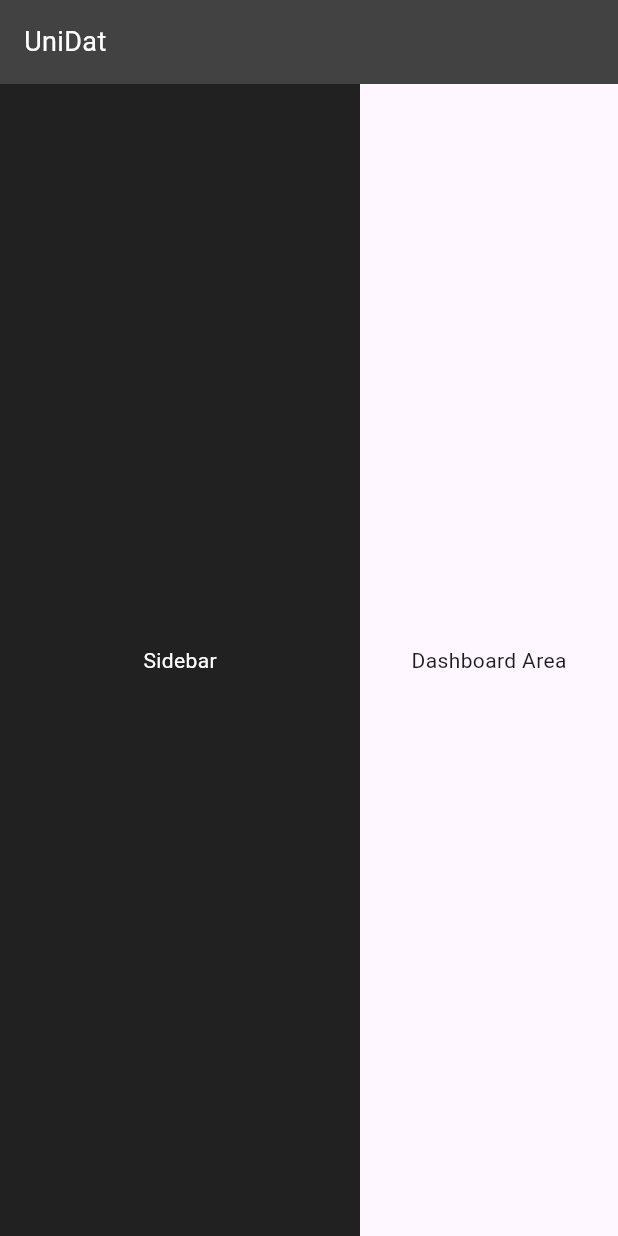
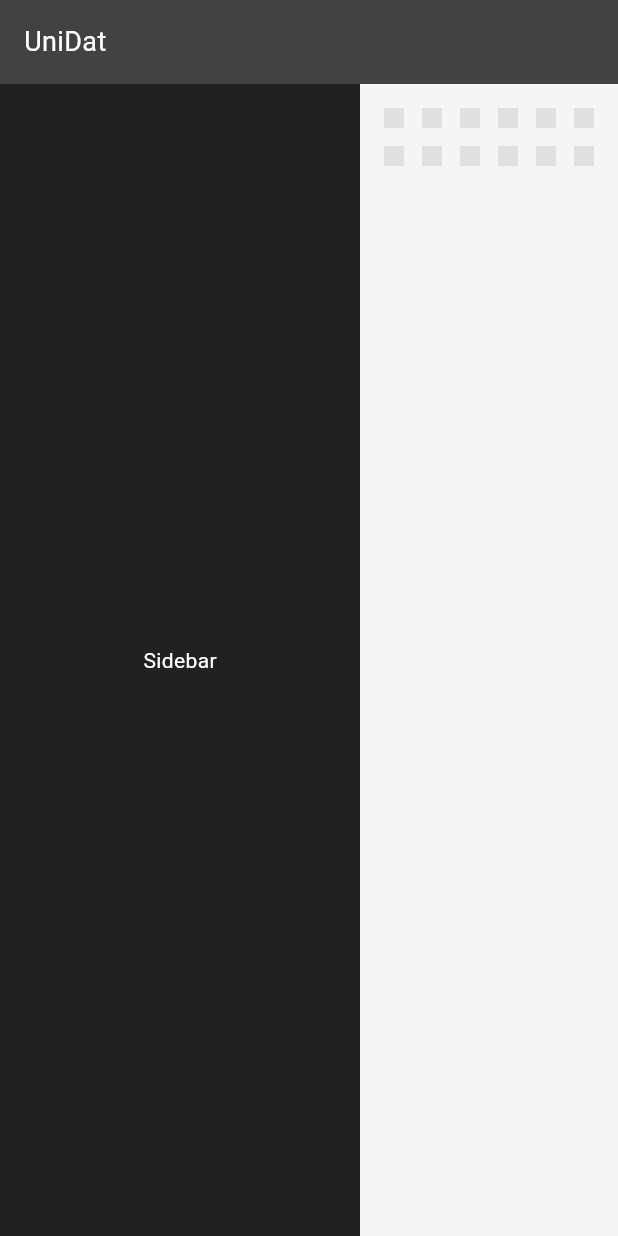
Before and after one commit to MrRandelman/UniDat, a Flutter app: the screen it shows after launch, on a phone screen of 412 x 824 dp. Run offline on Flutter 3.47's test engine with Material 3 defaults, Android fonts, the light colour scheme and no system bars; our stand-ins replace flutter_riverpod.

Commit message:
add empty dashboard grid

```diff
--- /dev/null
+++ b/lib/modules/dashboard/dashboard_view.dart
@@ -0,0 +1,24 @@
+import 'package:flutter/material.dart';
+
+class DashboardView extends StatelessWidget {
+  const DashboardView({super.key});
+
+  @override
+  Widget build(BuildContext context) {
+    return Container(
+      color: Colors.grey.shade100,
+      child: GridView.builder(
+        padding: const EdgeInsets.all(16),
+        gridDelegate: const SliverGridDelegateWithFixedCrossAxisCount(
+          crossAxisCount: 6,
+          crossAxisSpacing: 12,
+          mainAxisSpacing: 12,
+        ),
+        itemCount: 12,
+        itemBuilder: (context, index) {
+          return Container(color: Colors.grey.shade300);
+        },
+      ),
+    );
+  }
+}
--- a/lib/ui/layout/main_scaffold.dart
+++ b/lib/ui/layout/main_scaffold.dart
@@ -1,4 +1,5 @@
 import 'package:flutter/material.dart';
+import 'package:unidat_core/modules/dashboard/dashboard_view.dart';
 import 'sidebar.dart';
 import 'header.dart';
 
@@ -15,7 +16,7 @@ class MainScaffold extends StatelessWidget {
             child: Row(
               children: const [
                 Sidebar(),
-                Expanded(child: Center(child: Text('Dashboard Area'))),
+                Expanded(child: DashboardView()),
               ],
             ),
           ),
```
